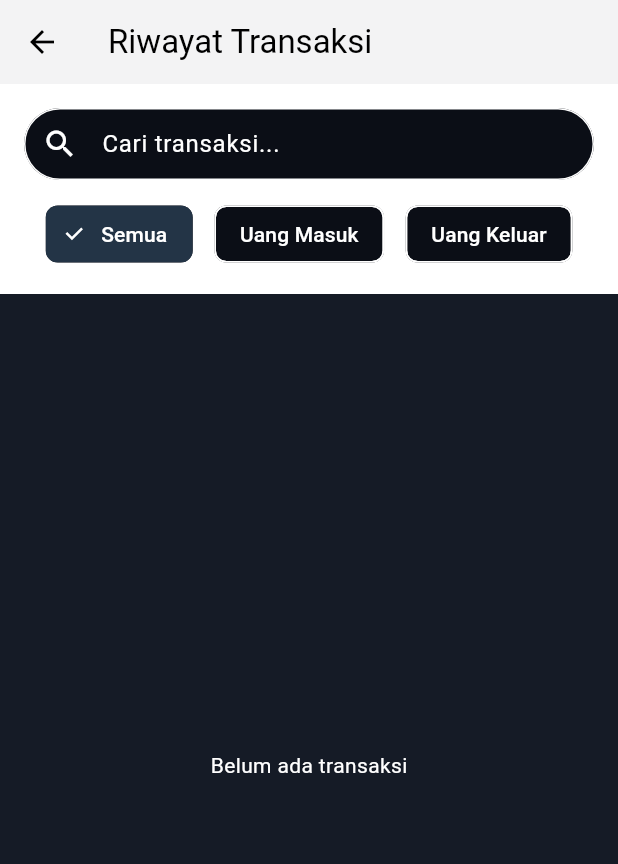
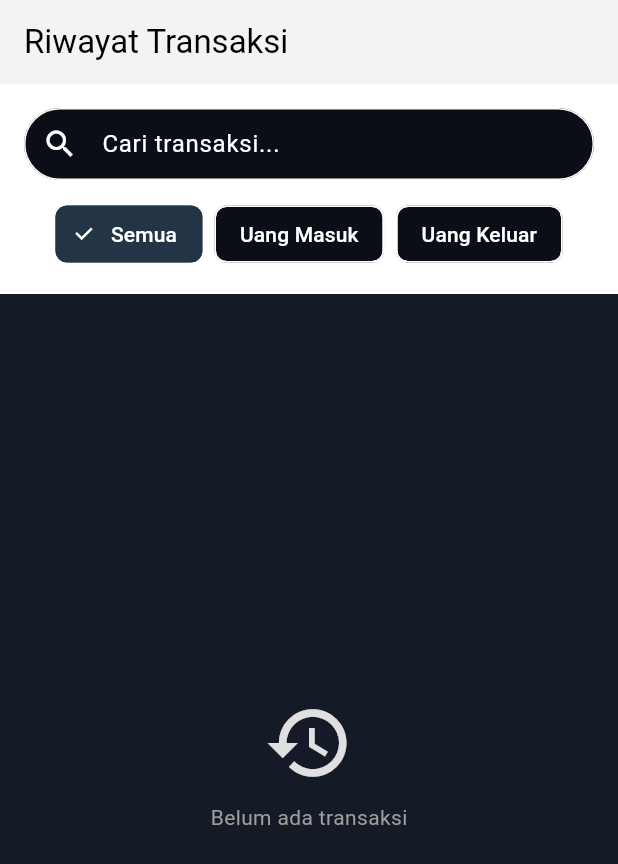
Before and after one commit to IgnatiusJonathan/Payment-Process, a Flutter app: the HistoryPage screen opened directly, on a phone screen of 412 x 824 dp. Shown: the top 864 px of the screen. Run offline on Flutter 3.47's test engine with Material 3 defaults, Android fonts, the phone set to English and light mode, and no system bars; our stand-ins replace flutter_riverpod; missing offline and left inert: sqlite_async, sticky_grouped_list; statements that could not run were skipped.

Commit message:
change on history screen

```diff
--- a/lib/screens/history_screen.dart
+++ b/lib/screens/history_screen.dart
@@ -1,5 +1,5 @@
 import 'package:flutter/material.dart';
-import 'package:flutter_riverpod/flutter_riverpod.dart'; // Import Riverpod
+import 'package:flutter_riverpod/flutter_riverpod.dart';
 import 'package:sticky_grouped_list/sticky_grouped_list.dart';
 import 'package:intl/intl.dart';
 
@@ -35,7 +35,6 @@ class _HistoryPageState extends ConsumerState<HistoryPage> {
 
   @override
   Widget build(BuildContext context) {
-
     final allTransactions = ref.watch(transactionProvider);
 
     final filteredTransactions = allTransactions.where((t) {
@@ -48,20 +47,31 @@ class _HistoryPageState extends ConsumerState<HistoryPage> {
       return matchesSearch && matchesChip;
     }).toList();
 
+    filteredTransactions.sort((a, b) => b.date.compareTo(a.date));
+
     return Scaffold(
       appBar: AppBar(
         title: const Text('Riwayat Transaksi'),
         backgroundColor: Colors.white,
         elevation: 1,
         foregroundColor: Colors.black,
+        automaticallyImplyLeading: false,
       ),
       body: Column(
         children: [
           _buildFilterArea(),
-
           Expanded(
             child: filteredTransactions.isEmpty
-            ? const Center(child: Text("Belum ada transaksi"))
+                ? Center(
+                    child: Column(
+                      mainAxisAlignment: MainAxisAlignment.center,
+                      children: [
+                        Icon(Icons.history, size: 60, color: Colors.grey[300]),
+                        const SizedBox(height: 10),
+                        const Text("Belum ada transaksi", style: TextStyle(color: Colors.grey)),
+                      ],
+                    ),
+                  )
                 : StickyGroupedListView<TransactionModel, DateTime>(
                     elements: filteredTransactions,
                     groupBy: (transaction) => DateTime(
@@ -82,7 +92,6 @@ class _HistoryPageState extends ConsumerState<HistoryPage> {
                       child: TransactionTile(transaction: transaction),
                     ),
                     order: StickyGroupedListOrder.DESC,
-                itemScrollController: GroupedItemScrollController(),
                   ),
           ),
         ],
@@ -107,13 +116,17 @@ class _HistoryPageState extends ConsumerState<HistoryPage> {
             onChanged: (val) => setState(() => _searchQuery = val),
           ),
           const SizedBox(height: 12),
-              Row(
-                mainAxisAlignment: MainAxisAlignment.spaceEvenly,
+          SingleChildScrollView(
+            scrollDirection: Axis.horizontal,
+            child: Row(
               children: [
                 _buildFilterChip('Semua'),
+                const SizedBox(width: 8),
                 _buildFilterChip('Uang Masuk'),
+                const SizedBox(width: 8),
                 _buildFilterChip('Uang Keluar'),
               ],
+            ),
           )
         ],
       ),
--- a/lib/screens/home_screen.dart
+++ b/lib/screens/home_screen.dart
@@ -5,9 +5,10 @@ import '../widgets/navbar.dart';
 import '../models/user.dart';
 import '../widgets/topup_popup.dart';
 import '../widgets/transfer_popup.dart';
-import '../screens/checkout_screen.dart'; // Agar bisa pindah ke checkout
-import '../provider/transaction_provider.dart'; // Agar TopUp terekam di history
-import '../models/transaction_model.dart'; // Agar mengenali tipe data transaksi
+// import integrasi (farouq)
+import '../screens/checkout_screen.dart';
+import '../provider/transaction_provider.dart';
+import '../models/transaction_model.dart';
 
 class HomeScreen extends ConsumerStatefulWidget {
   final User user;
@@ -51,7 +52,7 @@ class _HomeScreenState extends ConsumerState<HomeScreen> {
                 padding: const EdgeInsets.all(24),
                 decoration: BoxDecoration(
                   borderRadius: BorderRadius.circular(16),
-                  boxShadow: [
+                  boxShadow: const [
                     BoxShadow(
                       blurRadius: 10,
                       offset: Offset(0, 4),
```
Lines whose indentation alone changed are shown as unchanged.
